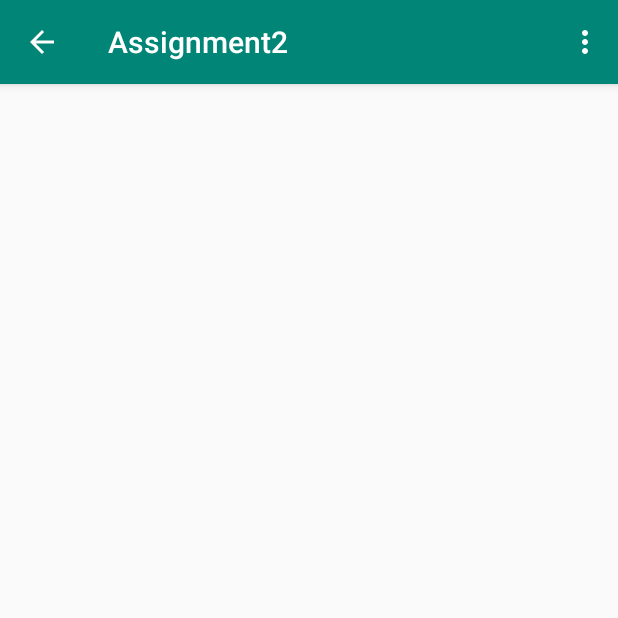
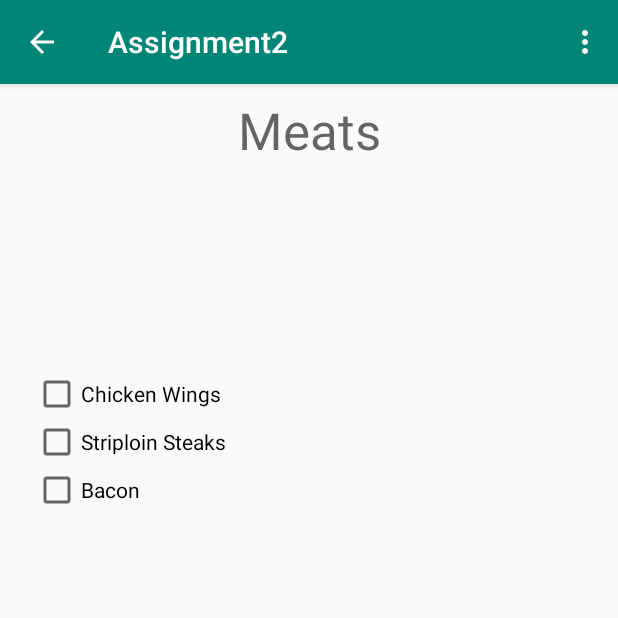
Before and after one commit to jharrilim/comp304-assignment2, an Android app: the MeatsActivity screen opened directly, with no data from a screen before it, on a phone screen of 412 x 824 dp, the top half of it. Run offline under Robolectric (Android 15) with nearby library versions, the phone set to English and light mode, and no system bars; our stand-ins replace Room's generated code, RxJava.

Commit message:
add meats

```diff
--- a/app/src/main/java/comp304/josephharrisonlim/assignment2/foods/MeatsActivity.kt
+++ b/app/src/main/java/comp304/josephharrisonlim/assignment2/foods/MeatsActivity.kt
@@ -1,13 +1,55 @@
 package comp304.josephharrisonlim.assignment2.foods
 
 import android.os.Bundle
+import android.widget.CheckBox
 import comp304.josephharrisonlim.assignment2.AbstractOptionsMenuActivity
 import comp304.josephharrisonlim.assignment2.R
+import comp304.josephharrisonlim.assignment2.data.Food
+import comp304.josephharrisonlim.assignment2.data.FoodDatabase
+import comp304.josephharrisonlim.assignment2.data.FoodType
+import io.reactivex.Single
+import io.reactivex.android.schedulers.AndroidSchedulers
+import io.reactivex.schedulers.Schedulers
+import kotlinx.android.synthetic.main.activity_meats.*
 
 class MeatsActivity : AbstractOptionsMenuActivity() {
+
+    private val meatItems: Array<Food> = arrayOf(
+            Food("Chicken Wings", 9.00, FoodType.GRAINS.name),
+            Food("Striploin Steaks", 12.00, FoodType.GRAINS.name),
+            Food("Bacon", 5.00, FoodType.GRAINS.name)
+    )
 
     override fun onCreate(savedInstanceState: Bundle?) {
         super.onCreate(savedInstanceState)
         setContentView(R.layout.activity_meats)
+        meatItems.map { food ->
+            val btn = CheckBox(this)
+            btn.text = food.name
+            FoodDatabase.getInstance(this)!!.foodDataDao().getAll()
+                    .subscribeOn(Schedulers.io())
+                    .observeOn(AndroidSchedulers.mainThread())
+                    .subscribe { foods ->
+                        for (f in foods) {
+                            if (f == food) {
+                                btn.isChecked = true
+                            }
+                        }
+                    }
+
+            btn.setOnCheckedChangeListener { _, isChecked ->
+                Single.fromCallable {
+                    val dao = FoodDatabase.getInstance(this)!!.foodDataDao()
+                    if (isChecked) {
+                        dao.insert(food)
+                    } else {
+                        dao.delete(food)
+                    }
+                }.subscribeOn(Schedulers.io())
+                        .observeOn(AndroidSchedulers.mainThread())
+                        .subscribe()
+            }
+            meatsLayout.addView(btn)
+        }
     }
 }
--- a/app/src/main/res/layout/activity_meats.xml
+++ b/app/src/main/res/layout/activity_meats.xml
@@ -6,4 +6,30 @@
     android:layout_height="match_parent"
     tools:context=".foods.MeatsActivity">
 
+    <TextView
+        android:id="@+id/textView5"
+        android:layout_width="wrap_content"
+        android:layout_height="wrap_content"
+        android:layout_marginStart="8dp"
+        android:layout_marginTop="8dp"
+        android:layout_marginEnd="8dp"
+        android:text="@string/meat"
+        android:textAppearance="@style/TextAppearance.AppCompat.Display1"
+        app:layout_constraintEnd_toEndOf="parent"
+        app:layout_constraintStart_toStartOf="parent"
+        app:layout_constraintTop_toTopOf="parent" />
+
+    <LinearLayout
+        android:id="@+id/meatsLayout"
+        android:layout_width="368dp"
+        android:layout_height="440dp"
+        android:layout_marginStart="8dp"
+        android:layout_marginTop="8dp"
+        android:layout_marginEnd="8dp"
+        android:layout_marginBottom="8dp"
+        android:orientation="vertical"
+        app:layout_constraintBottom_toBottomOf="parent"
+        app:layout_constraintEnd_toEndOf="parent"
+        app:layout_constraintStart_toStartOf="parent"
+        app:layout_constraintTop_toBottomOf="@+id/textView5"></LinearLayout>
 </android.support.constraint.ConstraintLayout>
```
